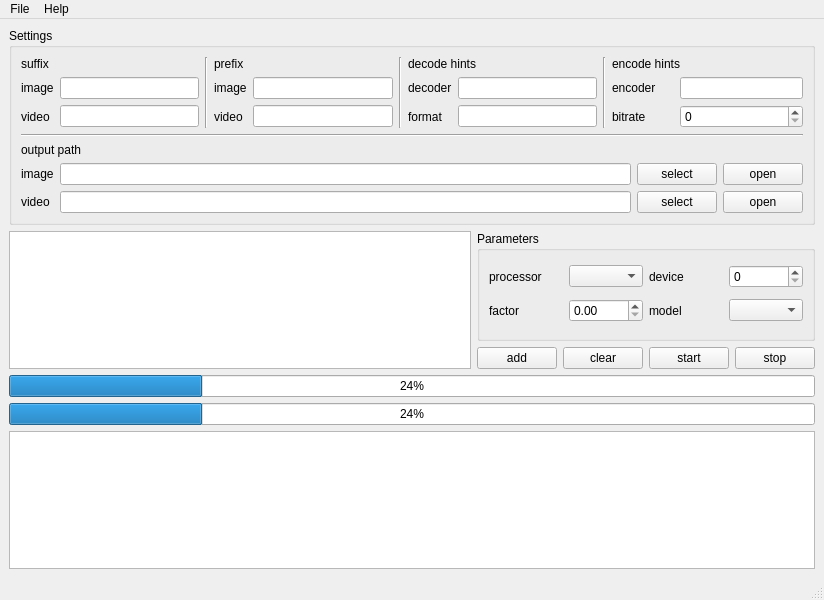
Qt form gui/ui/MainWindow.ui (TianZerL/Anime4KCPP) before a commit.
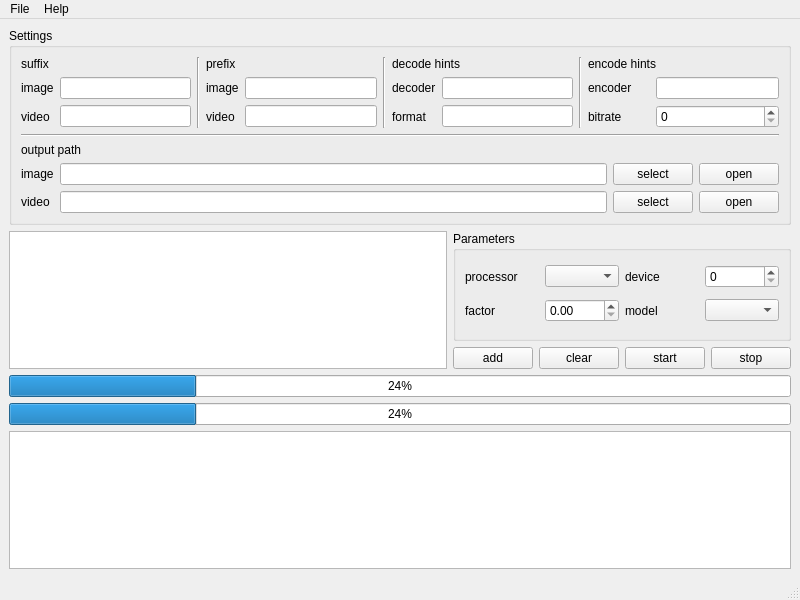
The same form after that commit.

```diff
--- a/gui/ui/MainWindow.ui
+++ b/gui/ui/MainWindow.ui
@@ -6,7 +6,7 @@
    <rect>
     <x>0</x>
     <y>0</y>
-    <width>824</width>
+    <width>800</width>
     <height>600</height>
    </rect>
   </property>
@@ -350,7 +350,7 @@
     <rect>
      <x>0</x>
      <y>0</y>
-     <width>824</width>
+     <width>800</width>
      <height>33</height>
     </rect>
    </property>
```
Left out of the diff: 3 changed lines with no effect on the pictures.
